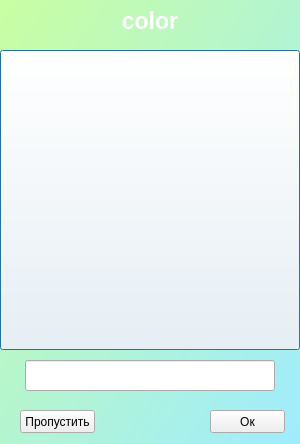
First picture: the form in trainingwindow.ui, repository Skripove/MyDictionary, before the edit.
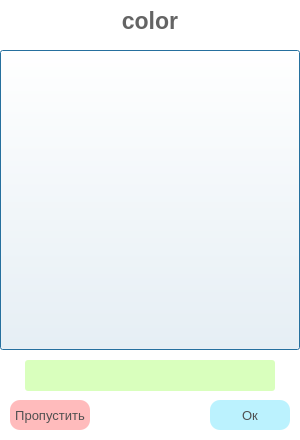
Second picture: the form after the edit.

Commit message: Исправил баг добавления нового слова. Немного изменил дизайн

Diff of the .ui file:
```diff
--- a/trainingwindow.ui
+++ b/trainingwindow.ui
@@ -7,7 +7,7 @@
     <x>0</x>
     <y>0</y>
     <width>300</width>
-    <height>444</height>
+    <height>440</height>
    </rect>
   </property>
   <property name="windowTitle">
@@ -15,7 +15,7 @@
   </property>
   <property name="styleSheet">
    <string notr="true">#TrainingWindow{
-background-color: qlineargradient(spread:pad, x1:1, y1:1, x2:0, y2:0, stop:0 rgba(159,236,254, 255), stop:1.0 rgba(201,254,162, 255));
+background-color: white;
 }</string>
   </property>
   <widget class="QLabel" name="labelTest">
@@ -36,7 +36,7 @@
     </font>
    </property>
    <property name="styleSheet">
-    <string notr="true">color: rgb(255, 255, 255);</string>
+    <string notr="true">color: rgb(100, 100, 100);</string>
    </property>
    <property name="frameShape">
     <enum>QFrame::NoFrame</enum>
@@ -76,6 +76,25 @@
      <height>31</height>
     </rect>
    </property>
+   <property name="font">
+    <font>
+     <family>Segoe UI</family>
+     <pointsize>13</pointsize>
+    </font>
+   </property>
+   <property name="styleSheet">
+    <string notr="true">#lineAnswer{
+	color: rgb(80, 80, 80);
+	background-color: rgba(217,255,189, 255);
+	border-radius: 3px;
+}</string>
+   </property>
+   <property name="frame">
+    <bool>false</bool>
+   </property>
+   <property name="alignment">
+    <set>Qt::AlignCenter</set>
+   </property>
   </widget>
   <widget class="QPushButton" name="btnShowImg">
    <property name="geometry">
@@ -93,15 +112,33 @@
     <string/>
    </property>
   </widget>
-  <widget class="QPushButton" name="pushButton">
+  <widget class="QPushButton" name="btnOk">
    <property name="geometry">
     <rect>
      <x>210</x>
-     <y>410</y>
-     <width>75</width>
-     <height>23</height>
+     <y>400</y>
+     <width>80</width>
+     <height>30</height>
     </rect>
    </property>
+   <property name="font">
+    <font>
+     <family>Segoe UI</family>
+     <pointsize>10</pointsize>
+    </font>
+   </property>
+   <property name="styleSheet">
+    <string notr="true">#btnOk{
+color: rgb(80, 80, 80);
+background-color: rgba(187,242,254, 255);
+border: 0px solid black;
+border-radius: 10px;
+}
+
+#btnOk::hover{
+	background-color: rgba(159,236,254, 255);
+}</string>
+   </property>
    <property name="text">
     <string>Ок</string>
    </property>
@@ -109,12 +146,33 @@
   <widget class="QPushButton" name="btnSkip">
    <property name="geometry">
     <rect>
-     <x>20</x>
-     <y>410</y>
-     <width>75</width>
-     <height>23</height>
+     <x>10</x>
+     <y>400</y>
+     <width>80</width>
+     <height>30</height>
     </rect>
    </property>
+   <property name="font">
+    <font>
+     <family>Segoe UI</family>
+     <pointsize>10</pointsize>
+    </font>
+   </property>
+   <property name="toolTip">
+    <string>Ответ засчитывается как ошибочный</string>
+   </property>
+   <property name="styleSheet">
+    <string notr="true">#btnSkip{
+color: rgb(80, 80, 80);
+background-color: rgba(255,187,188, 255);
+border-radius: 10px;
+}
+
+#btnSkip::hover{
+	background-color: rgba(255,159,160, 255);
+}
+</string>
+   </property>
    <property name="text">
     <string>Пропустить</string>
    </property>
```
The commit also changes 7 other files.
